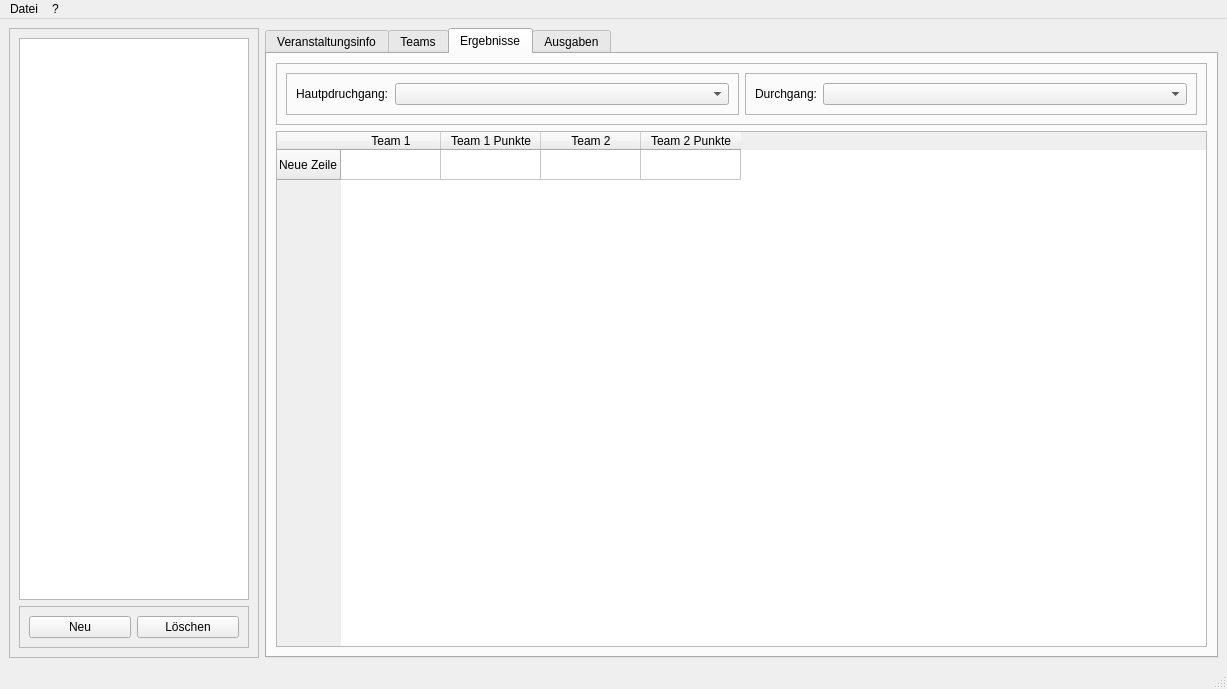
First picture: the form in mainwindow.ui, repository uoul/Obelus, before the edit.
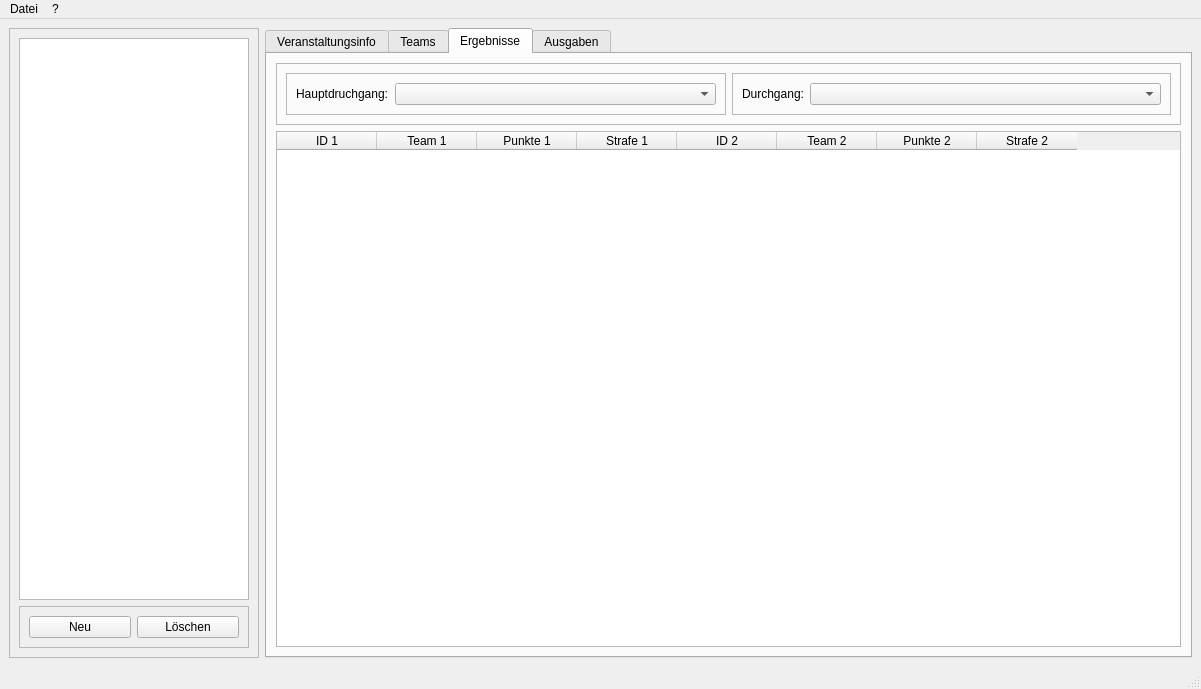
Second picture: the form after the edit. The open tabs and pages were chosen to show the change. Icons and pictures are not drawn.

Commit message: Added Team config

Diff of the .ui file:
```diff
--- a/mainwindow.ui
+++ b/mainwindow.ui
@@ -6,7 +6,7 @@
    <rect>
     <x>0</x>
     <y>0</y>
-    <width>1227</width>
+    <width>1201</width>
     <height>689</height>
    </rect>
   </property>
@@ -439,7 +439,7 @@
               <item row="0" column="0">
                <widget class="QLabel" name="label_mainPassage">
                 <property name="text">
-                 <string>Hautpdruchgang:</string>
+                 <string>Hauptdruchgang:</string>
                 </property>
                </widget>
               </item>
@@ -476,17 +476,17 @@
         </item>
         <item>
          <widget class="QTableWidget" name="tableWidget">
+          <property name="sizeAdjustPolicy">
+           <enum>QAbstractScrollArea::AdjustToContents</enum>
+          </property>
           <property name="sortingEnabled">
            <bool>false</bool>
           </property>
           <property name="cornerButtonEnabled">
            <bool>false</bool>
           </property>
-          <attribute name="horizontalHeaderCascadingSectionResizes">
-           <bool>false</bool>
-          </attribute>
-          <attribute name="horizontalHeaderStretchLastSection">
-           <bool>false</bool>
+          <attribute name="horizontalHeaderDefaultSectionSize">
+           <number>100</number>
           </attribute>
           <attribute name="verticalHeaderCascadingSectionResizes">
            <bool>false</bool>
@@ -497,11 +497,11 @@
           <attribute name="verticalHeaderStretchLastSection">
            <bool>false</bool>
           </attribute>
-          <row>
+          <column>
            <property name="text">
-            <string>Neue Zeile</string>
+            <string>ID 1</string>
            </property>
-          </row>
+          </column>
           <column>
            <property name="text">
             <string>Team 1</string>
@@ -509,7 +509,17 @@
           </column>
           <column>
            <property name="text">
-            <string>Team 1 Punkte</string>
+            <string>Punkte 1</string>
+           </property>
+          </column>
+          <column>
+           <property name="text">
+            <string>Strafe 1</string>
+           </property>
+          </column>
+          <column>
+           <property name="text">
+            <string>ID 2</string>
            </property>
           </column>
           <column>
@@ -519,41 +529,14 @@
           </column>
           <column>
            <property name="text">
-            <string>Team 2 Punkte</string>
+            <string>Punkte 2</string>
            </property>
           </column>
-          <item row="0" column="0">
+          <column>
            <property name="text">
-            <string/>
+            <string>Strafe 2</string>
            </property>
-           <property name="flags">
-            <set>ItemIsEnabled</set>
-           </property>
-          </item>
-          <item row="0" column="1">
-           <property name="text">
-            <string/>
-           </property>
-           <property name="flags">
-            <set>ItemIsSelectable|ItemIsEditable|ItemIsUserCheckable|ItemIsEnabled</set>
-           </property>
-          </item>
-          <item row="0" column="2">
-           <property name="text">
-            <string/>
-           </property>
-           <property name="flags">
-            <set>ItemIsEnabled</set>
-           </property>
-          </item>
-          <item row="0" column="3">
-           <property name="text">
-            <string/>
-           </property>
-           <property name="flags">
-            <set>ItemIsSelectable|ItemIsEditable|ItemIsUserCheckable|ItemIsEnabled</set>
-           </property>
-          </item>
+          </column>
          </widget>
         </item>
        </layout>
@@ -572,8 +555,8 @@
     <rect>
      <x>0</x>
      <y>0</y>
-     <width>1227</width>
-     <height>20</height>
+     <width>1201</width>
+     <height>22</height>
     </rect>
    </property>
    <widget class="QMenu" name="menuDatei">
```
Left out of the diff: 24 changed lines with no effect on the pictures. The commit also changes 3 other files.
